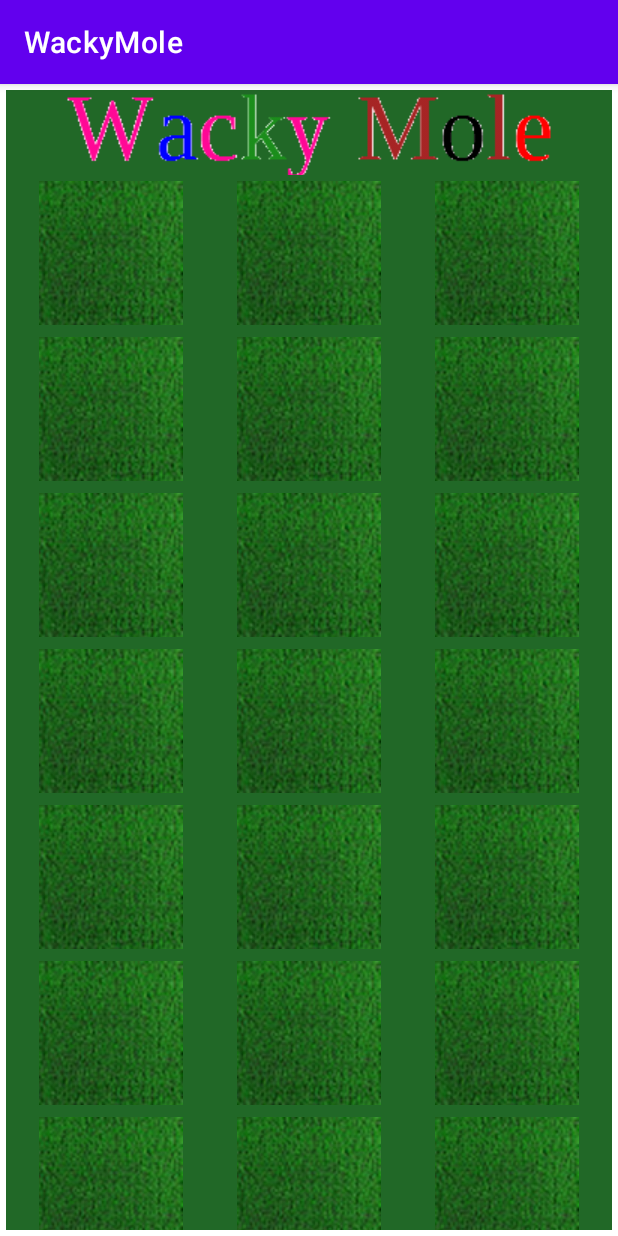
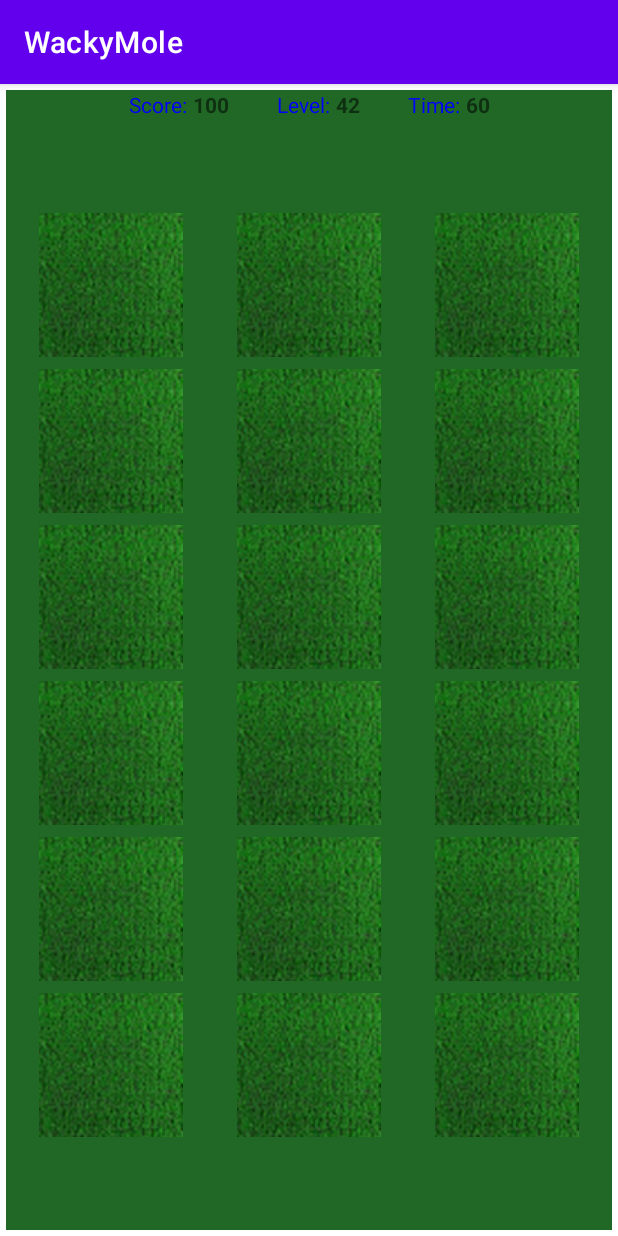
Before and after one commit to pstorli/WackyMole, an Android app: the screen it shows after launch (MoleActivity), on a phone screen of 412 x 824 dp. Run offline under Robolectric (Android 15) with nearby library versions, the phone set to English and light mode, and no system bars.

Commit message:
showing squares now and score

```diff
--- a/app/src/main/java/com/pstorli/wackymole/MoleActivity.kt
+++ b/app/src/main/java/com/pstorli/wackymole/MoleActivity.kt
@@ -6,6 +6,7 @@ import android.os.Bundle
 import android.view.View
 import android.view.ViewTreeObserver.OnGlobalLayoutListener
 import android.widget.GridView
+import android.widget.TextView
 import androidx.appcompat.app.AppCompatActivity
 import androidx.constraintlayout.widget.ConstraintLayout
 import androidx.lifecycle.ViewModelProvider
@@ -29,6 +30,9 @@ class MoleActivity : AppCompatActivity() {
     // Vars
     // *********************************************************************************************
     lateinit var board: GridView                                                                    // The board
+    lateinit var level: TextView                                                                    // The level
+    lateinit var score: TextView                                                                    // The score
+    lateinit var time:  TextView                                                                    // The time
 
     /**
      * Return / Create the view model.
@@ -47,7 +51,7 @@ class MoleActivity : AppCompatActivity() {
      */
     override fun onConfigurationChanged(newConfig: Configuration) {
         super.onConfigurationChanged(newConfig)
-        if (newConfig.orientation === Configuration.ORIENTATION_LANDSCAPE) {
+        if (newConfig.orientation == Configuration.ORIENTATION_LANDSCAPE) {
             "ORIENTATION LANDSCAPE".logInfo()
         } else {
             "ORIENTATION PORTRAIT".logInfo()
@@ -82,9 +86,32 @@ class MoleActivity : AppCompatActivity() {
     }
 
     /**
+     * Load GUI things from layout.
+     */
+    fun findGUIStuff () {
+
+        // Get the board.
+        board = findViewById (R.id.board)
+
+        // What level are we at?
+        level = findViewById (R.id.level)
+
+        // Have we scored?
+        score = findViewById (R.id.score)
+
+        // Does anybody really know what time it is?
+        time  = findViewById (R.id.time)
+
+    }
+
+    /**
      * Do this after we get the avail area.
      */
     fun delayedCreate (width: Int, height: Int) {
+
+        // Load up some items from the layout.
+        findGUIStuff ()
+
         // Get / Create the view model.
         val moleViewModel = getViewModel ()
 
@@ -94,11 +121,11 @@ class MoleActivity : AppCompatActivity() {
         // Adjust for the margin
         val margin: Int = this.resources.getDimension(R.dimen.mole_margin).toInt()+this.resources.getDimension(R.dimen.margin_adj).toInt()
 
+        // Reduce size of grid to allow title and score lines to be shown.
+        val heightAdj = score.getLineHeight()
+
         // Set the screen size.
-        moleViewModel.setBoardSize (width, height, margin)
-
-        // Get the board.
-        board = findViewById (R.id.board)
+        moleViewModel.setBoardSize (width, height-heightAdj, margin)
 
         // Set the number of columns
         board.numColumns = moleViewModel.cols
--- a/app/src/main/res/layout/mole_main.xml
+++ b/app/src/main/res/layout/mole_main.xml
@@ -10,19 +10,6 @@
     android:layout_margin="@dimen/mole_margin"
     android:background="@color/background_color"
     tools:context=".MoleActivity">
-
-    <!-- *************************************************************************************** -->
-    <!-- Title                                                                                   -->
-    <!-- *************************************************************************************** -->
-    <ImageView
-        android:id="@+id/title"
-        android:layout_width="wrap_content"
-        android:layout_height="wrap_content"
-        android:src="@drawable/title"
-        app:layout_constraintLeft_toLeftOf="parent"
-        app:layout_constraintRight_toRightOf="parent"
-        app:layout_constraintTop_toTopOf="parent"
-        tools:ignore="ContentDescription" />
 
     <!-- *************************************************************************************** -->
     <!-- Score, Level and Time                                                                   -->
@@ -42,7 +29,7 @@
         app:layout_constraintEnd_toStartOf="@id/score"
         app:layout_constraintHorizontal_bias="0.5"
         app:layout_constraintStart_toStartOf="parent"
-        app:layout_constraintTop_toBottomOf="@id/title" />
+        app:layout_constraintTop_toTopOf="parent" />
 
     <TextView
         android:id="@+id/score"
@@ -54,7 +41,7 @@
         app:layout_constraintEnd_toStartOf="@id/levelText"
         app:layout_constraintHorizontal_bias="0.5"
         app:layout_constraintStart_toEndOf="@+id/scoreText"
-        app:layout_constraintTop_toBottomOf="@id/title" />
+        app:layout_constraintTop_toTopOf="parent" />
 
     <!-- Level -->
     <TextView
@@ -67,7 +54,7 @@
         app:layout_constraintEnd_toStartOf="@id/level"
         app:layout_constraintHorizontal_bias="0.5"
         app:layout_constraintStart_toEndOf="@+id/score"
-        app:layout_constraintTop_toBottomOf="@id/title" />
+        app:layout_constraintTop_toTopOf="parent" />
 
     <TextView
         android:id="@+id/level"
@@ -80,7 +67,7 @@
         app:layout_constraintHorizontal_bias="0.5"
         app:layout_constraintStart_toEndOf="@id/levelText"
         tools:layout_editor_absoluteY="61dp"
-        app:layout_constraintTop_toBottomOf="@id/title"/>
+        app:layout_constraintTop_toTopOf="parent"/>
 
     <!-- Time-->
     <TextView
@@ -93,7 +80,7 @@
         app:layout_constraintEnd_toStartOf="@+id/time"
         app:layout_constraintHorizontal_bias="0.5"
         app:layout_constraintStart_toEndOf="@id/level"
-        app:layout_constraintTop_toBottomOf="@id/title" />
+        app:layout_constraintTop_toTopOf="parent" />
 
     <TextView
         android:id="@+id/time"
@@ -105,7 +92,7 @@
         app:layout_constraintEnd_toEndOf="parent"
         app:layout_constraintHorizontal_bias="0.5"
         app:layout_constraintStart_toEndOf="@id/timeText"
-        app:layout_constraintTop_toBottomOf="@id/title" />
+        app:layout_constraintTop_toTopOf="parent" />
 
     <!-- *************************************************************************************** -->
     <!-- The board                                                                               -->
--- a/app/src/main/res/values/themes.xml
+++ b/app/src/main/res/values/themes.xml
@@ -4,7 +4,7 @@
         <!-- Primary brand color. -->
         <item name="colorPrimary">@color/purple_500</item>
         <item name="colorPrimaryVariant">@color/purple_700</item>
-        <item name="colorOnPrimary">@color/white</item>
+        <item name="colorOnPrimary">@color/background_color</item>
         <!-- Secondary brand color. -->
         <item name="colorSecondary">@color/teal_200</item>
         <item name="colorSecondaryVariant">@color/teal_700</item>
```
Also changed, not shown: app/src/main/res/drawable/title.png (deleted), 1 other file.
